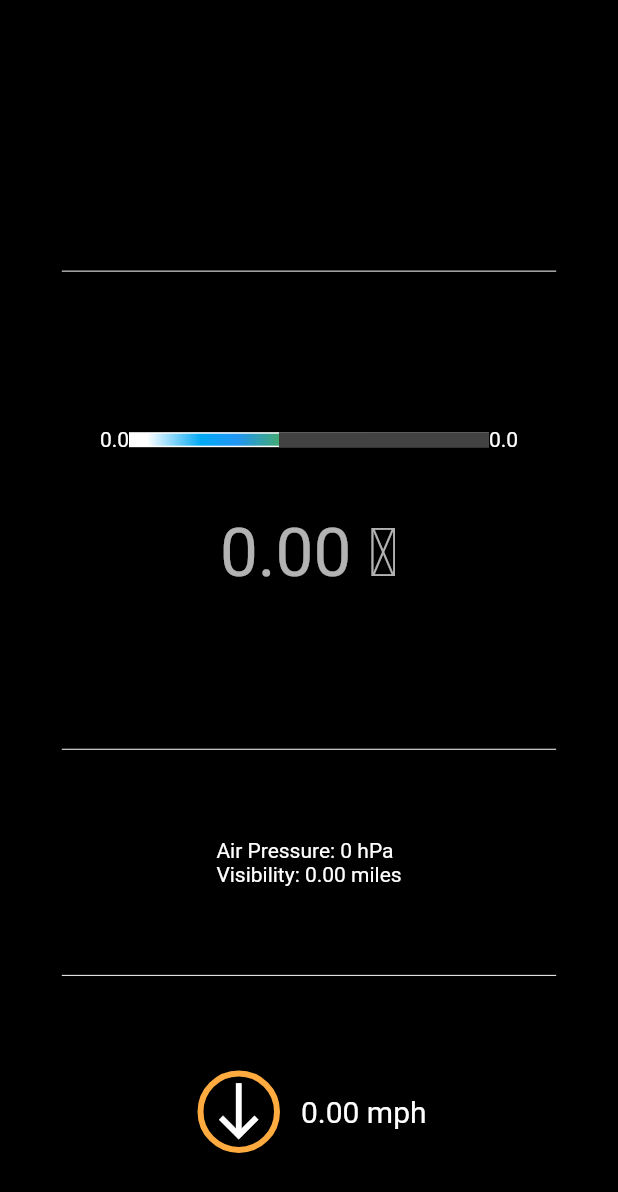
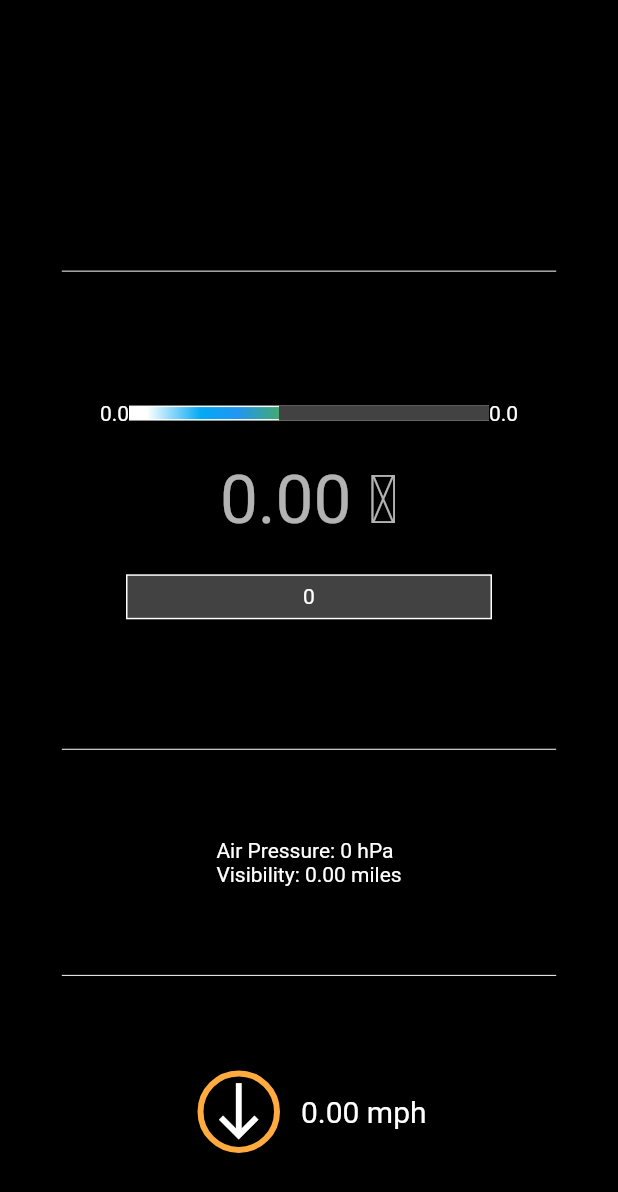
Before and after one commit to nobodyn0se/Weather_Now, a Flutter app: the WeatherWidget widget shown alone on an empty page, opened directly with empty values, on a phone screen of 412 x 824 dp. Shown: the top 1192 px of the screen. Run offline on Flutter 3.47's test engine with Material 2 defaults, Android fonts, the phone set to English and light mode, and no system bars; our stand-ins replace equatable, flutter_bloc, weather_icons.

```diff
--- a/lib/widgets/weather_widget.dart
+++ b/lib/widgets/weather_widget.dart
@@ -70,12 +70,14 @@ class WeatherWidget extends StatelessWidget {
               color: Theme.of(context).scaffoldBackgroundColor,
               child: Column(
                 mainAxisAlignment: MainAxisAlignment.spaceEvenly,
+                crossAxisAlignment: CrossAxisAlignment.center,
                 children: <Widget>[
                   createTempMeter(context),
                   Text(
                     '${weather.currTemp!.toStringAsFixed(2)} \u2103',
                     style: Theme.of(context).textTheme.headline3,
                   ),
+                  createHumidityMeter(context),
                   // Row(
                   //   mainAxisAlignment: MainAxisAlignment.spaceEvenly,
                   //   children: <Widget>[
```
